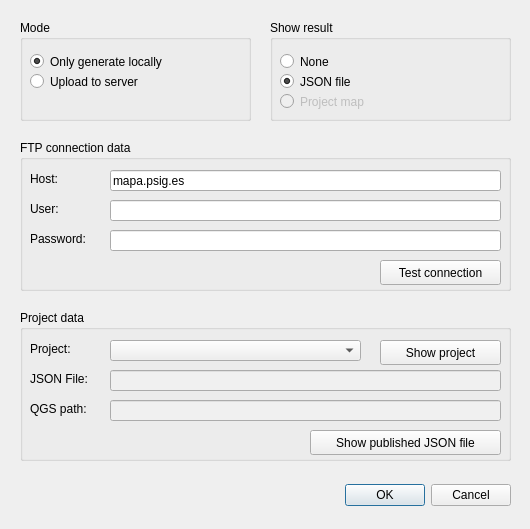
Above: qgs_layer_parser_dialog_base.ui from geraldo/layertree2json before the change. Below: the same form after it.
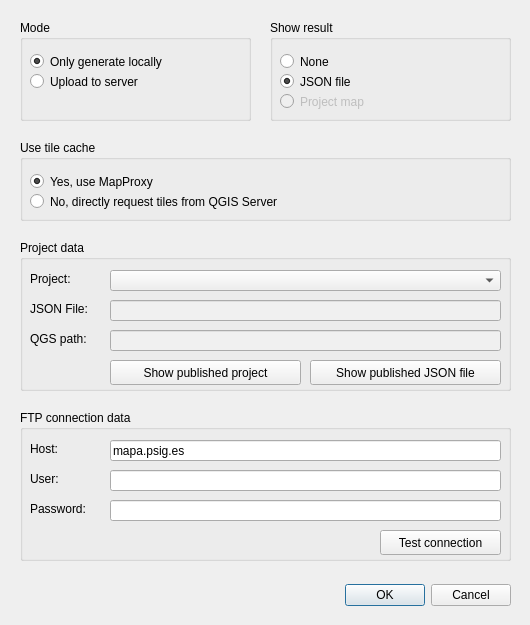
That is the form after the change. Custom widgets are drawn as their Qt base class.

Commit message: add radios to choose between mapproxy and qgis server

```diff
--- a/qgs_layer_parser_dialog_base.ui
+++ b/qgs_layer_parser_dialog_base.ui
@@ -7,7 +7,7 @@
     <x>0</x>
     <y>0</y>
     <width>530</width>
-    <height>529</height>
+    <height>625</height>
    </rect>
   </property>
   <property name="windowTitle">
@@ -17,7 +17,7 @@
    <property name="geometry">
     <rect>
      <x>20</x>
-     <y>480</y>
+     <y>580</y>
      <width>491</width>
      <height>30</height>
     </rect>
@@ -39,7 +39,7 @@
    <property name="geometry">
     <rect>
      <x>20</x>
-     <y>140</y>
+     <y>410</y>
      <width>491</width>
      <height>151</height>
     </rect>
@@ -143,7 +143,7 @@
    <property name="geometry">
     <rect>
      <x>20</x>
-     <y>310</y>
+     <y>240</y>
      <width>491</width>
      <height>151</height>
     </rect>
@@ -261,22 +261,25 @@
      <rect>
       <x>90</x>
       <y>30</y>
-      <width>251</width>
+      <width>391</width>
       <height>21</height>
      </rect>
     </property>
+    <property name="editable">
+     <bool>false</bool>
+    </property>
    </widget>
    <widget class="QPushButton" name="buttonShowProject">
     <property name="geometry">
      <rect>
-      <x>360</x>
-      <y>30</y>
-      <width>121</width>
+      <x>90</x>
+      <y>120</y>
+      <width>191</width>
       <height>25</height>
      </rect>
     </property>
     <property name="text">
-     <string>Show project</string>
+     <string>Show published project</string>
     </property>
    </widget>
   </widget>
@@ -389,6 +392,58 @@
     </property>
    </widget>
   </widget>
+  <widget class="QGroupBox" name="groupCache">
+   <property name="geometry">
+    <rect>
+     <x>20</x>
+     <y>140</y>
+     <width>491</width>
+     <height>81</height>
+    </rect>
+   </property>
+   <property name="title">
+    <string>Use tile cache</string>
+   </property>
+   <widget class="QRadioButton" name="radioQgisserver">
+    <property name="geometry">
+     <rect>
+      <x>10</x>
+      <y>50</y>
+      <width>461</width>
+      <height>23</height>
+     </rect>
+    </property>
+    <property name="toolTip">
+     <string>Avoiding the tile proxy should be avoided for production servers.</string>
+    </property>
+    <property name="text">
+     <string>No, directly request tiles from QGIS Server</string>
+    </property>
+    <property name="checked">
+     <bool>false</bool>
+    </property>
+   </widget>
+   <widget class="QRadioButton" name="radioMapproxy">
+    <property name="geometry">
+     <rect>
+      <x>10</x>
+      <y>30</y>
+      <width>461</width>
+      <height>23</height>
+     </rect>
+    </property>
+    <property name="toolTip">
+     <string>In case you changed the symbology of any layer, you have to empty the specific mapproxy layer at /opt/mappproxy/ssa/cache_data
+In cased you changed any layer or group name, you have to change mapproxy configuration file at /opt/mappproxy/ssa/mapproxy.json</string>
+    </property>
+    <property name="text">
+     <string>Yes, use MapProxy </string>
+    </property>
+    <property name="checked">
+     <bool>true</bool>
+    </property>
+   </widget>
+  </widget>
  </widget>
  <customwidgets>
   <customwidget>
```
The commit also changes 1 other file.
